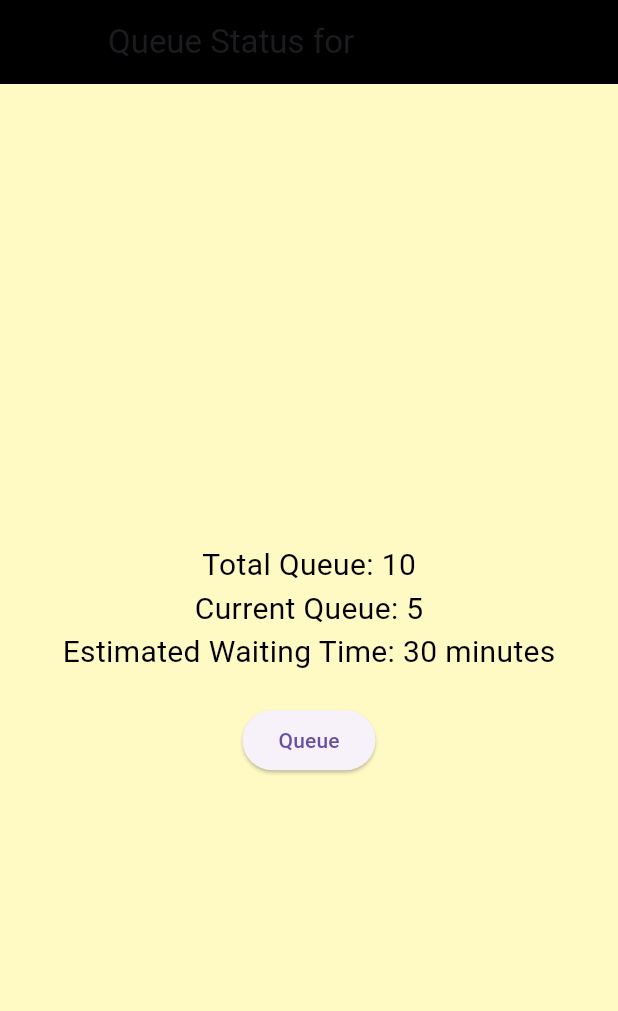
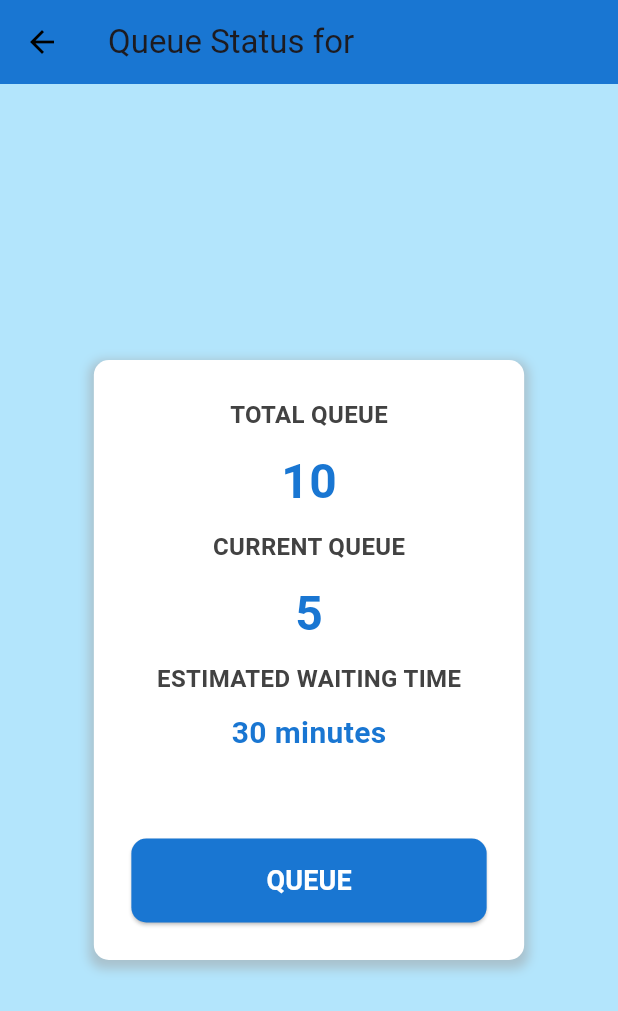
Before and after one commit to asnarizza/Frontend_QPro, a Flutter app: the QueueStatusPage screen opened directly with empty values, on a phone screen of 412 x 824 dp. Shown: the top 1011 px of the screen. Run offline on Flutter 3.47's test engine with Material 3 defaults, Android fonts, the light colour scheme and no system bars; our stand-ins replace equatable, flutter_bloc, hexcolor, shared_preferences; missing offline and left inert: onesignal_flutter; accounts and stored records are empty; Roboto replaces fonts that are missing (Times New Roman).

Commit message:
update ui

```diff
--- a/qpro/lib/main.dart
+++ b/qpro/lib/main.dart
@@ -41,7 +41,7 @@ class MyApp extends StatelessWidget {
         debugShowCheckedModeBanner: false,
         title: title,
         theme: ThemeData(
-            scaffoldBackgroundColor: Colors.yellow[100],
+            scaffoldBackgroundColor: Colors.lightBlue[100],
             fontFamily: 'Times New Roman',
             textTheme: TextTheme(
                 bodyMedium: TextStyle(
--- a/qpro/lib/pages/authentication/register.dart
+++ b/qpro/lib/pages/authentication/register.dart
@@ -177,7 +177,7 @@ class _RegisterScreenState extends State<RegisterScreen> {
             shape: MaterialStateProperty.all<RoundedRectangleBorder>(
               RoundedRectangleBorder(borderRadius: BorderRadius.circular(10.0)),
             ),
-            backgroundColor: MaterialStateProperty.all<Color>(Colors.orange),
+            backgroundColor: MaterialStateProperty.all<Color>(Colors.blue),
           ),
           child: const Padding(
             padding: EdgeInsets.all(12.0),
--- a/qpro/lib/pages/homepage.dart
+++ b/qpro/lib/pages/homepage.dart
@@ -1,53 +1,23 @@
 import 'package:flutter/material.dart';
+import 'package:qpro/pages/queue/status.dart';
 
 class HomePage extends StatelessWidget {
   @override
   Widget build(BuildContext context) {
-    return Scaffold(
-      appBar: AppBar(
-        title: Text('Hospital Queue System'),
-      ),
-      body: Center(
-        child: Column(
-          mainAxisAlignment: MainAxisAlignment.center,
-          children: <Widget>[
-            Text(
-              'Find a Hospital',
-              style: TextStyle(fontSize: 24, fontWeight: FontWeight.bold),
-            ),
-            SizedBox(height: 20),
-            ElevatedButton(
-              onPressed: () {
-                // Navigate to the page where users can select a hospital
-                Navigator.push(
-                  context,
-                  MaterialPageRoute(builder: (context) => HospitalListPage()),
-                );
-              },
-              child: Text('Find Hospitals'),
-            ),
-          ],
-        ),
-      ),
-    );
-  }
-}
 
-class HospitalListPage extends StatelessWidget {
-  @override
-  Widget build(BuildContext context) {
-    // Dummy hospital list for demonstration
-    List<String> hospitals = ['Hospital Melaka', 'Hospital Jasin', 'Hospital Alor Gajah'];
+    List<String> hospitals = [
+      'Hospital Melaka', 'Hospital Jasin', 'Hospital Alor Gajah'];
 
     return Scaffold(
       appBar: AppBar(
-        title: Text('Select a Hospital'),
+        title: Text('QPro'),
+        backgroundColor: Colors.blue[700],
       ),
       body: ListView.builder(
         itemCount: hospitals.length,
         itemBuilder: (context, index) {
-          return ListTile(
-            title: Text(hospitals[index]),
+          return HospitalCard(
+            hospital: hospitals[index],
             onTap: () {
               // Navigate to the page where users can view services at the selected hospital
               Navigator.push(
@@ -57,6 +27,38 @@ class HospitalListPage extends StatelessWidget {
             },
           );
         },
+      ),
+    );
+  }
+}
+
+class HospitalCard extends StatelessWidget {
+  final String hospital;
+  final VoidCallback onTap;
+
+  HospitalCard({required this.hospital, required this.onTap});
+
+  @override
+  Widget build(BuildContext context) {
+    return Card(
+      elevation: 4.0,
+      margin: EdgeInsets.symmetric(horizontal: 16.0, vertical: 8.0),
+      shape: RoundedRectangleBorder(
+        borderRadius: BorderRadius.circular(8.0),
+      ),
+      child: InkWell(
+        borderRadius: BorderRadius.circular(8.0),
+        onTap: onTap,
+        child: Padding(
+          padding: EdgeInsets.all(16.0),
+          child: Text(
+            hospital,
+            style: TextStyle(
+              fontSize: 18.0,
+              fontWeight: FontWeight.bold,
+            ),
+          ),
+        ),
       ),
     );
   }
@@ -79,6 +81,7 @@ class HospitalServicesPage extends StatelessWidget {
     return Scaffold(
       appBar: AppBar(
         title: Text('Services at $hospital'),
+        backgroundColor: Colors.blue[700],
       ),
       body: GridView.count(
         crossAxisCount: 2,
@@ -135,50 +138,3 @@ class ServiceCard extends StatelessWidget {
     );
   }
 }
-
-class QueueStatusPage extends StatelessWidget {
-  final String service;
-
-  QueueStatusPage({required this.service});
-
-  @override
-  Widget build(BuildContext context) {
-    // Dummy queue status for demonstration
-    int totalQueue = 10;
-    int currentQueue = 5;
-    int estimatedWaitingTime = 30; // in minutes
-
-    return Scaffold(
-      appBar: AppBar(
-        title: Text('Queue Status for $service'),
-      ),
-      body: Center(
-        child: Column(
-          mainAxisAlignment: MainAxisAlignment.center,
-          children: <Widget>[
-            Text(
-              'Total Queue: $totalQueue',
-              style: TextStyle(fontSize: 20),
-            ),
-            Text(
-              'Current Queue: $currentQueue',
-              style: TextStyle(fontSize: 20),
-            ),
-            Text(
-              'Estimated Waiting Time: $estimatedWaitingTime minutes',
-              style: TextStyle(fontSize: 20),
-            ),
-            SizedBox(height: 20),
-            ElevatedButton(
-              onPressed: () {
-                // Implement queuing logic here
-                // This could navigate to a confirmation page with queue details
-              },
-              child: Text('Queue'),
-            ),
-          ],
-        ),
-      ),
-    );
-  }
-}
--- /dev/null
+++ b/qpro/lib/pages/queue/status.dart
@@ -0,0 +1,140 @@
+import 'package:flutter/material.dart';
+
+class QueueStatusPage extends StatelessWidget {
+  final String service;
+
+  QueueStatusPage({required this.service});
+
+  @override
+  Widget build(BuildContext context) {
+    // Dummy queue status for demonstration
+    int totalQueue = 10;
+    int currentQueue = 5;
+    int estimatedWaitingTime = 30; // in minutes
+
+    return Scaffold(
+      appBar: AppBar(
+        title: Text('Queue Status for $service'),
+        backgroundColor: Colors.blue[700],
+      ),
+      body: Center(
+        child: ConstrainedBox(
+          constraints: BoxConstraints(
+            maxHeight: 400, // Set the maximum height here
+          ),
+          child: Container(
+            padding: EdgeInsets.all(25),
+            decoration: BoxDecoration(
+              color: Colors.white,
+              borderRadius: BorderRadius.circular(10),
+              boxShadow: [
+                BoxShadow(
+                  color: Colors.grey.withOpacity(0.5),
+                  spreadRadius: 3,
+                  blurRadius: 5,
+                  offset: Offset(0, 3),
+                ),
+              ],
+            ),
+            child: Column(
+              mainAxisAlignment: MainAxisAlignment.center,
+              children: <Widget>[
+                Expanded(
+                  child: Column(
+                    children: <Widget>[
+                      Text(
+                        'TOTAL QUEUE',
+                        style: TextStyle(
+                          fontSize: 16,
+                          fontWeight: FontWeight.bold,
+                          color: Colors.grey[800],
+                        ),
+                      ),
+                      SizedBox(height: 10),
+                      Text(
+                        '$totalQueue',
+                        style: TextStyle(
+                          fontSize: 32,
+                          fontWeight: FontWeight.bold,
+                          color: Colors.blue[700],
+                        ),
+                      ),
+                    ],
+                  ),
+                ),
+                Expanded(
+                  child: Column(
+                    children: <Widget>[
+                      Text(
+                        'CURRENT QUEUE',
+                        style: TextStyle(
+                          fontSize: 16,
+                          fontWeight: FontWeight.bold,
+                          color: Colors.grey[800],
+                        ),
+                      ),
+                      SizedBox(height: 10),
+                      Text(
+                        '$currentQueue',
+                        style: TextStyle(
+                          fontSize: 32,
+                          fontWeight: FontWeight.bold,
+                          color: Colors.blue[700],
+                        ),
+                      ),
+                    ],
+                  ),
+                ),
+                Expanded(
+                  child: Column(
+                    children: <Widget>[
+                      Text(
+                        'ESTIMATED WAITING TIME',
+                        style: TextStyle(
+                          fontSize: 16,
+                          fontWeight: FontWeight.bold,
+                          color: Colors.grey[800],
+                        ),
+                      ),
+                      SizedBox(height: 10),
+                      Text(
+                        '$estimatedWaitingTime minutes',
+                        style: TextStyle(
+                          fontSize: 20,
+                          fontWeight: FontWeight.bold,
+                          color: Colors.blue[700],
+                        ),
+                      ),
+                    ],
+                  ),
+                ),
+                SizedBox(height: 30),
+                ElevatedButton(
+                  onPressed: () {
+                    // Implement queuing logic here
+                    // This could navigate to a confirmation page with queue details
+                  },
+                  style: ElevatedButton.styleFrom(
+                    primary: Colors.blue[700],
+                    shape: RoundedRectangleBorder(
+                      borderRadius: BorderRadius.circular(10),
+                    ),
+                    padding: EdgeInsets.symmetric(horizontal: 90, vertical: 15),
+                  ),
+                  child: Text(
+                    'QUEUE',
+                    style: TextStyle(
+                      fontSize: 18,
+                      fontWeight: FontWeight.bold,
+                      color: Colors.white,
+                    ),
+                  ),
+                ),
+              ],
+            ),
+          ),
+        ),
+      ),
+    );
+  }
+}
--- a/qpro/lib/pages/splashscreen.dart
+++ b/qpro/lib/pages/splashscreen.dart
@@ -85,7 +85,7 @@ class _SplashState extends State<Splash> {
                 style: Theme.of(context).textTheme.bodyMedium,
               ),
               SizedBox(height: 5.0),
-              CircularProgressIndicator(color:  HexColor("#3c1e08")),
+              CircularProgressIndicator(color: Colors.lightBlue[100]),
 
             ],
           ),
```
Also changed, not shown: qpro/lib/pages/authentication/login.dart (+19 -59 lines).
